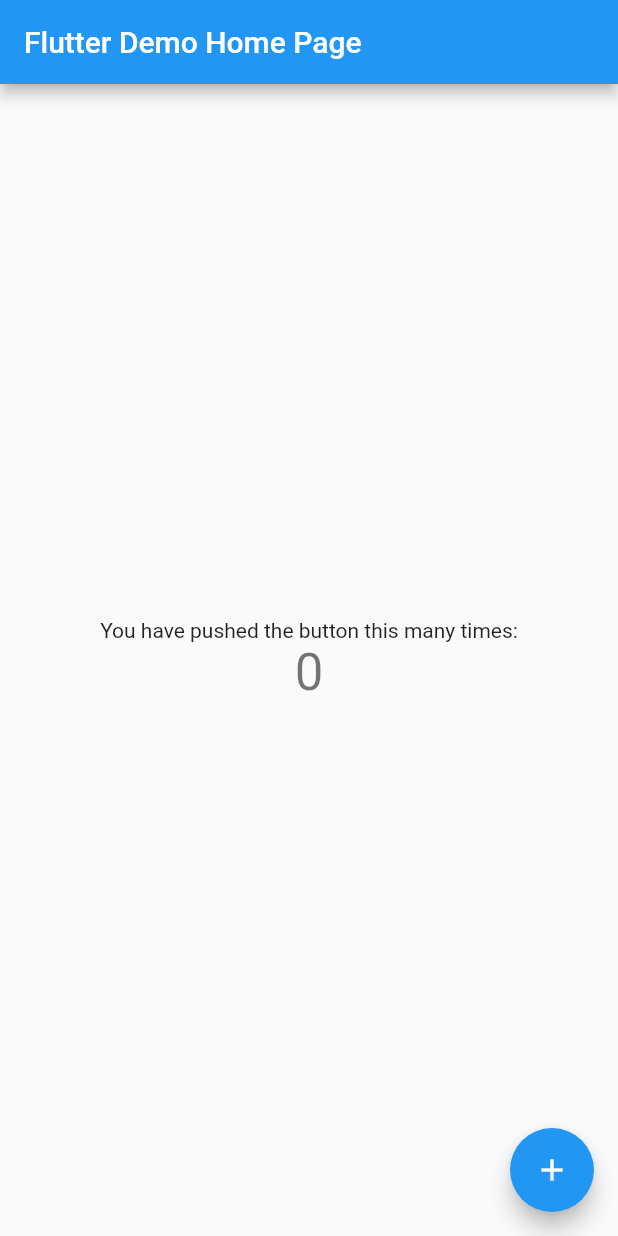
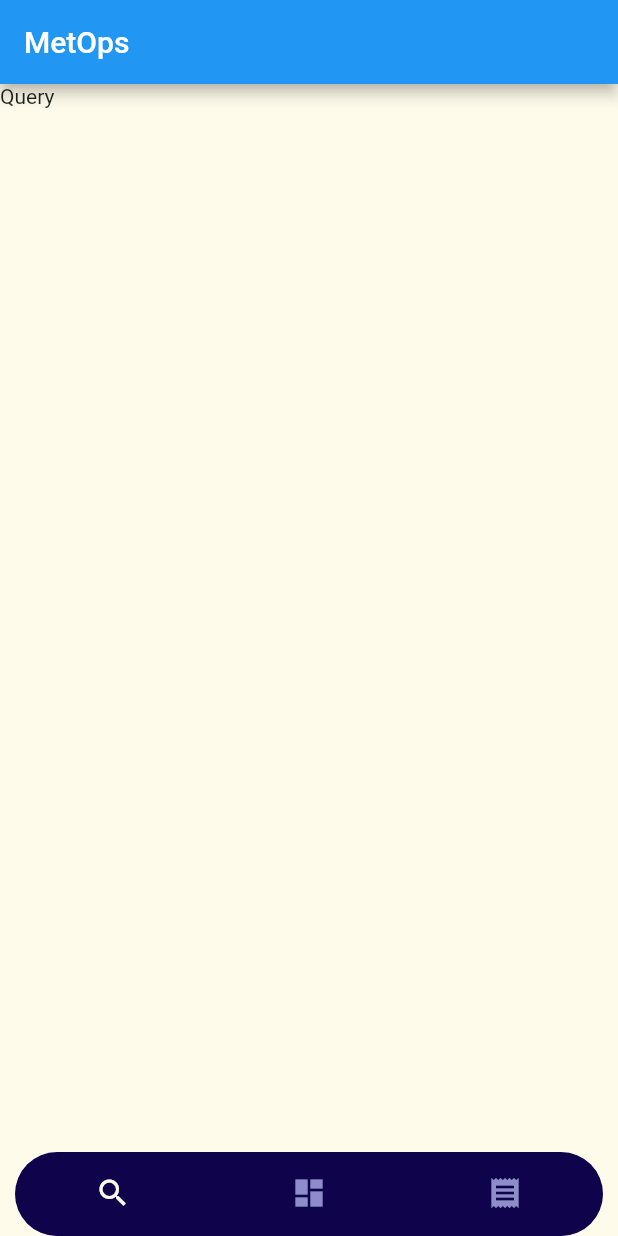
Before and after one commit to sn2606/MetOps-frontend, a Flutter app: the screen it shows after launch, on a phone screen of 412 x 824 dp. Run offline on Flutter 3.47's test engine with Material 2 defaults, Android fonts, the phone set to English and light mode, and no system bars; project files that could hold a hidden picture were left out.

Commit message:
custom scaffold

```diff
--- a/lib/main.dart
+++ b/lib/main.dart
@@ -1,4 +1,7 @@
 import 'package:flutter/material.dart';
+
+import 'package:metops/screens/scaffold_custom.dart';
+import 'package:metops/utils/colors.dart';
 
 void main() {
   runApp(const MyApp());
@@ -7,109 +10,13 @@ void main() {
 class MyApp extends StatelessWidget {
   const MyApp({super.key});
 
-  // This widget is the root of your application.
   @override
   Widget build(BuildContext context) {
     return MaterialApp(
-      title: 'Flutter Demo',
       theme: ThemeData(
-        // This is the theme of your application.
-        //
-        // Try running your application with "flutter run". You'll see the
-        // application has a blue toolbar. Then, without quitting the app, try
-        // changing the primarySwatch below to Colors.green and then invoke
-        // "hot reload" (press "r" in the console where you ran "flutter run",
-        // or simply save your changes to "hot reload" in a Flutter IDE).
-        // Notice that the counter didn't reset back to zero; the application
-        // is not restarted.
-        primarySwatch: Colors.blue,
+        canvasColor: neutral,
       ),
-      home: const MyHomePage(title: 'Flutter Demo Home Page'),
+      home: ScaffoldCustom(),
     );
   }
 }
-
-class MyHomePage extends StatefulWidget {
-  const MyHomePage({super.key, required this.title});
-
-  // This widget is the home page of your application. It is stateful, meaning
-  // that it has a State object (defined below) that contains fields that affect
-  // how it looks.
-
-  // This class is the configuration for the state. It holds the values (in this
-  // case the title) provided by the parent (in this case the App widget) and
-  // used by the build method of the State. Fields in a Widget subclass are
-  // always marked "final".
-
-  final String title;
-
-  @override
-  State<MyHomePage> createState() => _MyHomePageState();
-}
-
-class _MyHomePageState extends State<MyHomePage> {
-  int _counter = 0;
-
-  void _incrementCounter() {
-    setState(() {
-      // This call to setState tells the Flutter framework that something has
-      // changed in this State, which causes it to rerun the build method below
-      // so that the display can reflect the updated values. If we changed
-      // _counter without calling setState(), then the build method would not be
-      // called again, and so nothing would appear to happen.
-      _counter++;
-    });
-  }
-
-  @override
-  Widget build(BuildContext context) {
-    // This method is rerun every time setState is called, for instance as done
-    // by the _incrementCounter method above.
-    //
-    // The Flutter framework has been optimized to make rerunning build methods
-    // fast, so that you can just rebuild anything that needs updating rather
-    // than having to individually change instances of widgets.
-    return Scaffold(
-      appBar: AppBar(
-        // Here we take the value from the MyHomePage object that was created by
-        // the App.build method, and use it to set our appbar title.
-        title: Text(widget.title),
-      ),
-      body: Center(
-        // Center is a layout widget. It takes a single child and positions it
-        // in the middle of the parent.
-        child: Column(
-          // Column is also a layout widget. It takes a list of children and
-          // arranges them vertically. By default, it sizes itself to fit its
-          // children horizontally, and tries to be as tall as its parent.
-          //
-          // Invoke "debug painting" (press "p" in the console, choose the
-          // "Toggle Debug Paint" action from the Flutter Inspector in Android
-          // Studio, or the "Toggle Debug Paint" command in Visual Studio Code)
-          // to see the wireframe for each widget.
-          //
-          // Column has various properties to control how it sizes itself and
-          // how it positions its children. Here we use mainAxisAlignment to
-          // center the children vertically; the main axis here is the vertical
-          // axis because Columns are vertical (the cross axis would be
-          // horizontal).
-          mainAxisAlignment: MainAxisAlignment.center,
-          children: <Widget>[
-            const Text(
-              'You have pushed the button this many times:',
-            ),
-            Text(
-              '$_counter',
-              style: Theme.of(context).textTheme.headline4,
-            ),
-          ],
-        ),
-      ),
-      floatingActionButton: FloatingActionButton(
-        onPressed: _incrementCounter,
-        tooltip: 'Increment',
-        child: const Icon(Icons.add),
-      ), // This trailing comma makes auto-formatting nicer for build methods.
-    );
-  }
-}
--- /dev/null
+++ b/lib/screens/scaffold_custom.dart
@@ -0,0 +1,40 @@
+import 'package:flutter/material.dart';
+import 'package:metops/widgets/bottom_bar.dart';
+
+class ScaffoldCustom extends StatefulWidget {
+  const ScaffoldCustom({super.key});
+
+  @override
+  State<ScaffoldCustom> createState() => _ScaffoldCustomState();
+}
+
+class _ScaffoldCustomState extends State<ScaffoldCustom> {
+  final List<Widget?> _screens = [
+    const Text('Query'),
+    const Text('Dashboard'),
+    const Text('Records')
+  ];
+  var _screenIndex = 0;
+
+  void _bindScreens(int index) {
+    setState(() {
+      _screenIndex = index;
+    });
+  }
+
+  @override
+  Widget build(BuildContext context) {
+    return Scaffold(
+      appBar: AppBar(
+        title: Text('MetOps'),
+      ),
+      body: _screens[_screenIndex],
+      // extendBody: true,
+      bottomNavigationBar: BottomBar(
+        screenIndex: _screenIndex,
+        bindScreens: _bindScreens,
+        screens: _screens,
+      ),
+    );
+  }
+}
```
